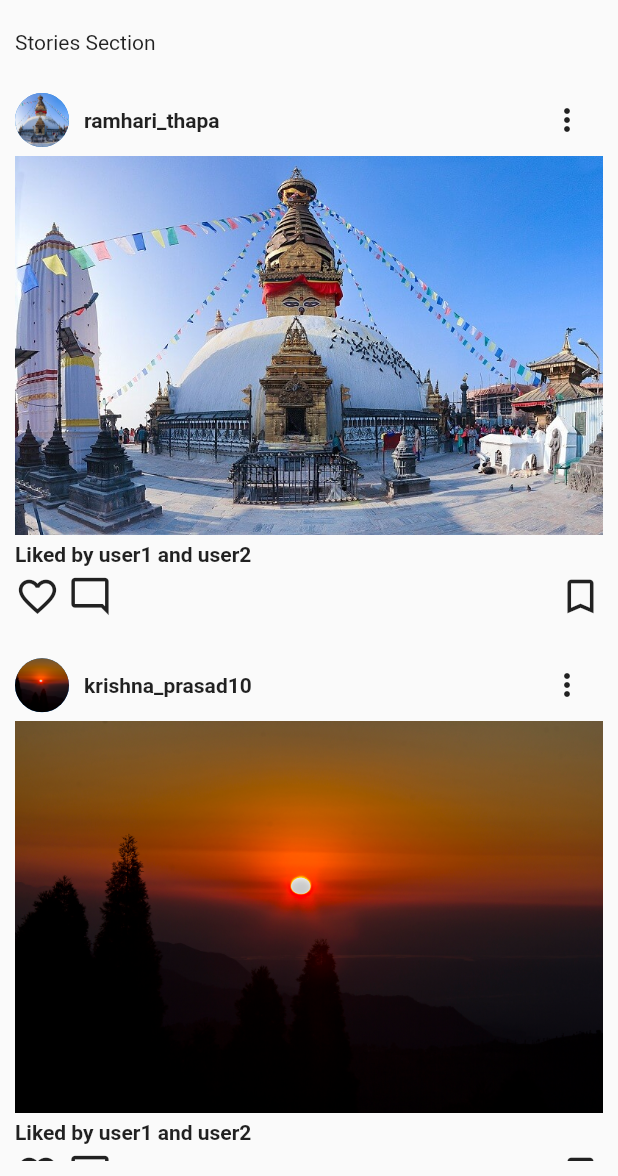
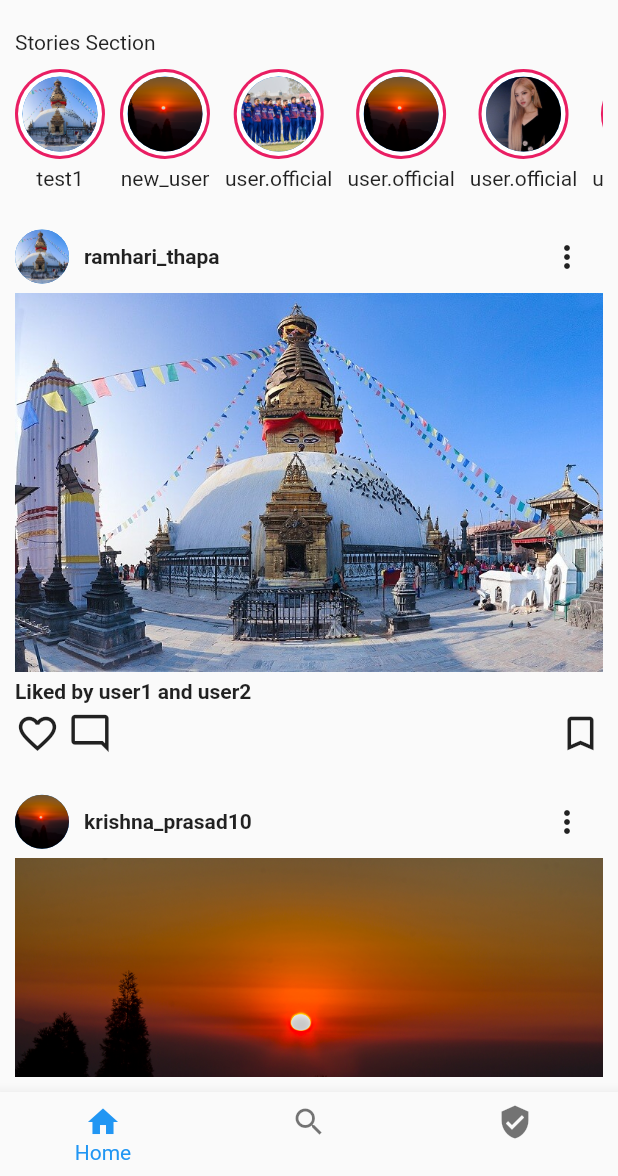
Before and after one commit to dnesbala/dart-flutter-fundamentals, a Flutter app: the screen it shows after launch, on a phone screen of 412 x 824 dp, the part 60-1236 px from its top. Run offline on Flutter 3.47's test engine with Material 2 defaults, Android fonts, the phone set to English and light mode, and no system bars.

```diff
--- /dev/null
+++ b/firstapp/lib/data/story_data.dart
@@ -0,0 +1,18 @@
+import 'package:firstapp/models/story_model.dart';
+
+List<Story> stories = [
+  // {
+  //   "photo": "",
+  //   "username": "",
+  // }
+
+  Story(photo: "assets/post1.jpg", username: "test1"),
+  Story(photo: "assets/post2.jpg", username: "new_user"),
+  Story(photo: "assets/post3.jpg", username: "user.official"),
+  Story(photo: "assets/post2.jpg", username: "user.official"),
+  Story(photo: "assets/post4.jpg", username: "user.official"),
+  Story(photo: "assets/post2.jpg", username: "user.official"),
+  Story(photo: "assets/post3.jpg", username: "user.official"),
+  Story(photo: "assets/post3.jpg", username: "user.official"),
+  Story(photo: "assets/post3.jpg", username: "user.official"),
+];
--- a/firstapp/lib/main.dart
+++ b/firstapp/lib/main.dart
@@ -1,6 +1,6 @@
 import 'package:flutter/material.dart';
 
-import 'package:firstapp/insta_home_page.dart';
+import 'package:firstapp/screens/insta_home_page.dart';
 
 void main() {
   runApp(
--- /dev/null
+++ b/firstapp/lib/models/story_model.dart
@@ -0,0 +1,8 @@
+class Story {
+  final String photo;
+  final String username;
+  Story({
+    required this.photo,
+    required this.username,
+  });
+}
--- a/firstapp/lib/insta_home_page.dart
+++ b/firstapp/lib/screens/insta_home_page.dart
@@ -1,5 +1,7 @@
-import 'package:firstapp/insta_post.dart';
-import 'package:firstapp/post_data.dart';
+import 'package:firstapp/data/post_data.dart';
+import 'package:firstapp/data/story_data.dart';
+import 'package:firstapp/widgets/insta_post.dart';
+import 'package:firstapp/widgets/story_widget.dart';
 import 'package:flutter/material.dart';
 
 class InstaHomePage extends StatelessWidget {
@@ -35,6 +37,22 @@ class InstaHomePage extends StatelessWidget {
   @override
   Widget build(BuildContext context) {
     return Scaffold(
+      bottomNavigationBar: BottomNavigationBar(
+        items: [
+          BottomNavigationBarItem(
+            icon: Icon(Icons.home),
+            label: "Home",
+          ),
+          BottomNavigationBarItem(
+            icon: Icon(Icons.search),
+            label: "",
+          ),
+          BottomNavigationBarItem(
+            icon: Icon(Icons.verified_user),
+            label: "",
+          ),
+        ],
+      ),
       body: Padding(
         padding: const EdgeInsets.all(10),
         child: SingleChildScrollView(
@@ -61,6 +79,18 @@ class InstaHomePage extends StatelessWidget {
               ),
               SizedBox(height: 20),
               Text("Stories Section"),
+              SizedBox(height: 10),
+              SingleChildScrollView(
+                scrollDirection: Axis.horizontal,
+                child: Row(
+                  children: stories
+                      .map((story) => Padding(
+                            padding: const EdgeInsets.only(right: 10),
+                            child: StoryWidget(story: story),
+                          ))
+                      .toList(),
+                ),
+              ),
               SizedBox(height: 20),
               ...posts
                   .map((e) => InstaPost(
--- /dev/null
+++ b/firstapp/lib/screens/profile_screen.dart
@@ -0,0 +1,31 @@
+import 'package:flutter/material.dart';
+
+class ProfileScreen extends StatelessWidget {
+  const ProfileScreen({super.key});
+
+  @override
+  Widget build(BuildContext context) {
+    return Scaffold(
+      appBar: AppBar(
+        title: Text("Profile"),
+      ),
+      body: Center(
+        child: SizedBox(
+          height: double.maxFinite,
+          child: Column(
+            mainAxisAlignment: MainAxisAlignment.center,
+            children: [
+              Text("Profile Page"),
+              ElevatedButton(
+                onPressed: () {
+                  Navigator.pop(context);
+                },
+                child: Text("Go Back"),
+              ),
+            ],
+          ),
+        ),
+      ),
+    );
+  }
+}
--- a/firstapp/lib/insta_post.dart
+++ b/firstapp/lib/widgets/insta_post.dart
@@ -1,3 +1,4 @@
+import 'package:firstapp/screens/profile_screen.dart';
 import 'package:flutter/material.dart';
 
 class InstaPost extends StatelessWidget {
@@ -20,7 +21,12 @@ class InstaPost extends StatelessWidget {
         Row(
           mainAxisAlignment: MainAxisAlignment.spaceBetween,
           children: [
-            Row(
+            GestureDetector(
+              onTap: () {
+                Navigator.push(context,
+                    MaterialPageRoute(builder: (context) => ProfileScreen()));
+              },
+              child: Row(
                 children: [
                   CircleAvatar(
                     radius: 18,
@@ -31,6 +37,7 @@ class InstaPost extends StatelessWidget {
                   SizedBox(width: 10),
                   Text(username, style: TextStyle(fontWeight: FontWeight.bold)),
                 ],
+              ),
             ),
             IconButton(
               onPressed: () {
--- /dev/null
+++ b/firstapp/lib/widgets/story_widget.dart
@@ -0,0 +1,32 @@
+import 'package:firstapp/models/story_model.dart';
+import 'package:flutter/material.dart';
+
+class StoryWidget extends StatelessWidget {
+  final Story story;
+  const StoryWidget({
+    Key? key,
+    required this.story,
+  }) : super(key: key);
+
+  @override
+  Widget build(BuildContext context) {
+    return Column(
+      children: [
+        CircleAvatar(
+          radius: 30,
+          backgroundColor: Colors.pink,
+          child: CircleAvatar(
+            backgroundColor: Colors.white,
+            radius: 28,
+            child: CircleAvatar(
+              radius: 25,
+              backgroundImage: AssetImage(story.photo),
+            ),
+          ),
+        ),
+        SizedBox(height: 5),
+        Text(story.username),
+      ],
+    );
+  }
+}
```
Also changed, not shown: firstapp/lib/data/post_data.dart (renamed from firstapp/lib/post_data.dart). Lines whose indentation alone changed are shown as unchanged.
